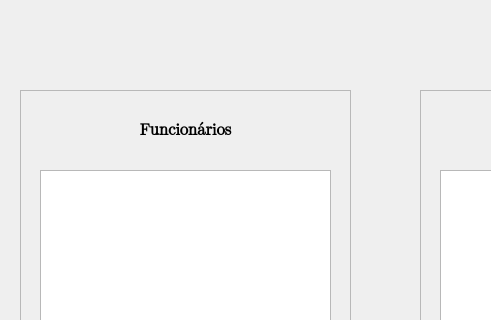
Above: src/interfaces/telas/Tela_Admin.ui from PedroSmaxY/hardware-store before the change; both pictures show x 0 to 491 and y 0 to 320 of the 1178 by 776 pixel window. Below: the same form after it.
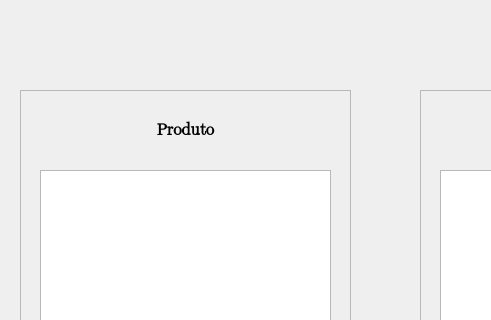
That is the form after the change.

Commit message: Nome do Label na UI corrigido

```diff
--- a/src/interfaces/telas/Tela_Admin.ui
+++ b/src/interfaces/telas/Tela_Admin.ui
@@ -288,7 +288,7 @@
      </font>
     </property>
     <property name="text">
-     <string>Funcionários</string>
+     <string>Produto</string>
     </property>
     <property name="alignment">
      <set>Qt::AlignmentFlag::AlignCenter</set>
```
